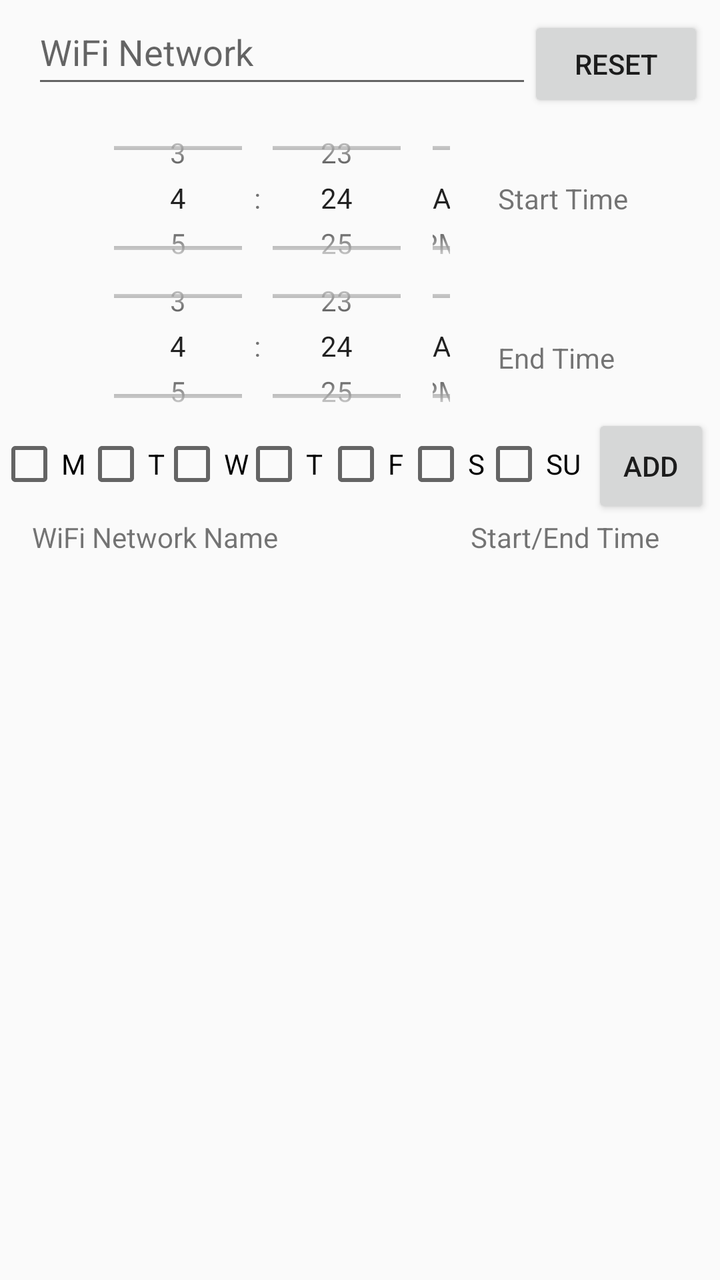
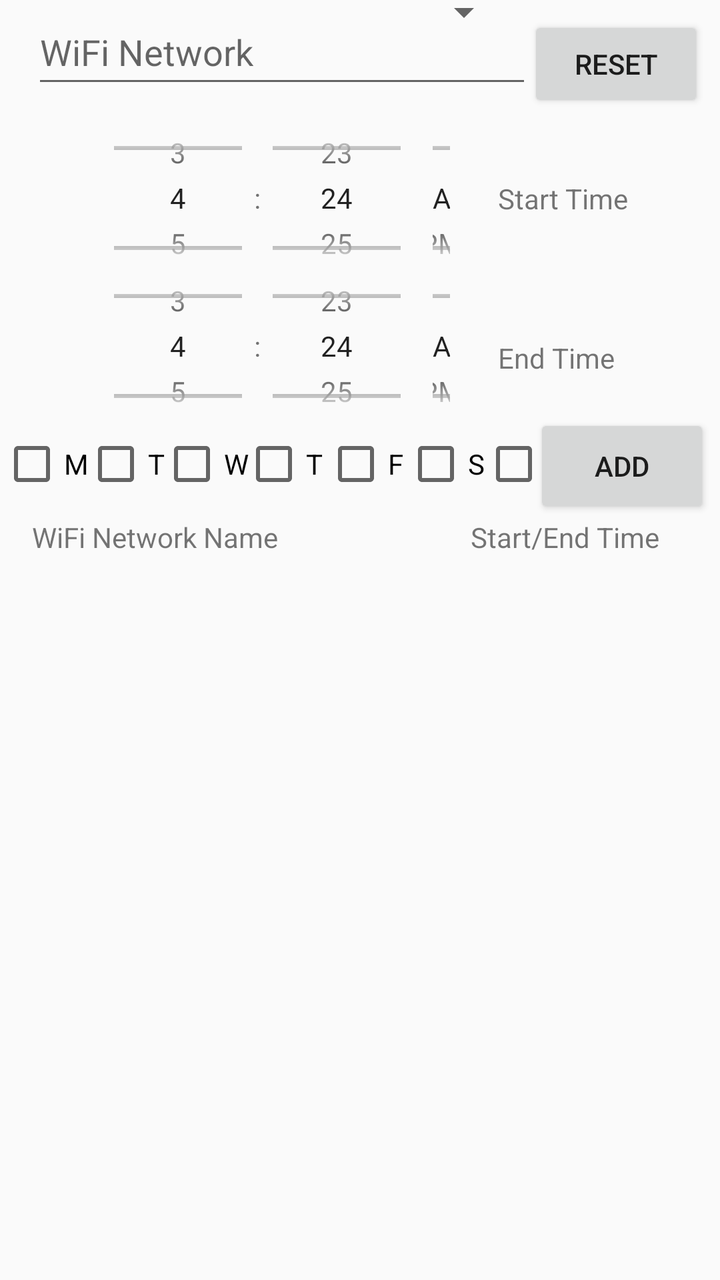

Compare the two renders of this Android layout. The source of the first and the diff that turns it into the second are given below.
<!-- AndroidManifest.xml: application theme AppTheme -->
<!-- res/layout/activity_main.xml -->
<?xml version="1.0" encoding="utf-8"?>
<android.support.constraint.ConstraintLayout xmlns:android="http://schemas.android.com/apk/res/android"
    xmlns:app="http://schemas.android.com/apk/res-auto"
    xmlns:tools="http://schemas.android.com/tools"
    android:layout_width="match_parent"
    android:layout_height="match_parent"
    tools:context="testapp.silencertestapp.MainActivity">

    <EditText
        android:id="@+id/wifinetwork"
        android:layout_width="250dp"
        android:layout_height="49dp"
        android:layout_marginLeft="-12dp"
        android:layout_marginStart="16dp"
        android:layout_marginTop="0dp"
        android:ems="10"
        android:hint="WiFi Network"
        android:inputType="textPersonName"
        app:layout_constraintLeft_toLeftOf="parent"
        app:layout_constraintTop_toTopOf="parent" />


    <Button
        android:id="@+id/add"
        android:layout_width="59dp"
        android:layout_height="52dp"
        android:text="add"
        android:onClick="add"
        app:layout_constraintTop_toTopOf="parent"
        android:layout_marginTop="207dp"
        android:layout_marginRight="0dp"
        app:layout_constraintRight_toRightOf="parent"
        android:layout_marginEnd="5dp"
        tools:layout_editor_absoluteX="296dp" />

    <TextView
        android:id="@+id/textView"
        android:layout_width="wrap_content"
        android:layout_height="wrap_content"
        android:text="WiFi Network Name"
        android:layout_marginTop="210dp"
        app:layout_constraintTop_toBottomOf="@+id/wifinetwork"
        android:windowSoftInputMode="adjustPan"
        android:layout_marginLeft="16dp"
        app:layout_constraintLeft_toLeftOf="parent"
        android:layout_marginStart="16dp" />

    <TextView
        android:id="@+id/textView2"
        android:layout_width="wrap_content"
        android:layout_height="17dp"
        android:layout_marginRight="30dp"
        android:text="Start/End Time"
        app:layout_constraintRight_toRightOf="parent"
        app:layout_constraintTop_toTopOf="parent"
        android:layout_marginTop="259dp" />

    <android.support.constraint.Guideline
        android:layout_width="wrap_content"
        android:layout_height="wrap_content"
        android:id="@+id/guideline3"
        app:layout_constraintGuide_begin="20dp"
        android:orientation="vertical"
        tools:layout_editor_absoluteY="0dp"
        tools:layout_editor_absoluteX="20dp" />

    <CheckBox
        android:id="@+id/sunCheckbox"
        android:layout_width="wrap_content"
        android:layout_height="wrap_content"
        android:text="SU"
        app:layout_constraintLeft_toLeftOf="parent"
        android:layout_marginLeft="243dp"
        app:layout_constraintTop_toTopOf="parent"
        android:layout_marginTop="216dp"
        android:layout_marginStart="241dp" />

    <CheckBox
        android:id="@+id/satCheckbox"
        android:layout_width="wrap_content"
        android:layout_height="wrap_content"
        android:text="S"
        app:layout_constraintLeft_toLeftOf="parent"
        android:layout_marginLeft="201dp"
        app:layout_constraintTop_toTopOf="parent"
        android:layout_marginTop="216dp"
        android:layout_marginStart="202dp" />

    <CheckBox
        android:id="@+id/friCheckbox"
        android:layout_width="wrap_content"
        android:layout_height="wrap_content"
        android:text="F"
        app:layout_constraintLeft_toLeftOf="parent"
        android:layout_marginLeft="160dp"
        app:layout_constraintTop_toTopOf="parent"
        android:layout_marginTop="216dp"
        android:layout_marginStart="162dp" />

    <CheckBox
        android:id="@+id/thuCheckbox"
        android:layout_width="wrap_content"
        android:layout_height="wrap_content"
        android:text="T"
        app:layout_constraintLeft_toLeftOf="parent"
        android:layout_marginLeft="122dp"
        app:layout_constraintTop_toTopOf="parent"
        android:layout_marginTop="216dp"
        android:layout_marginStart="121dp" />

    <CheckBox
        android:id="@+id/wedCheckBox"
        android:layout_width="wrap_content"
        android:layout_height="wrap_content"
        android:text="W"
        app:layout_constraintLeft_toLeftOf="parent"
        android:layout_marginLeft="82dp"
        app:layout_constraintTop_toTopOf="parent"
        android:layout_marginTop="216dp"
        android:layout_marginStart="80dp" />

    <CheckBox
        android:id="@+id/tuCheckbox"
        android:layout_width="wrap_content"
        android:layout_height="wrap_content"
        android:text="T"
        app:layout_constraintLeft_toLeftOf="parent"
        android:layout_marginLeft="40dp"
        app:layout_constraintTop_toTopOf="parent"
        android:layout_marginTop="216dp"
        android:layout_marginStart="42dp" />

    <CheckBox
        android:id="@+id/monCheckbox"
        android:layout_width="wrap_content"
        android:layout_height="wrap_content"
        android:text="M"
        app:layout_constraintLeft_toLeftOf="parent"
        app:layout_constraintTop_toTopOf="parent"
        android:layout_marginTop="216dp"
        android:layout_marginLeft="-2dp" />

    <TimePicker
        android:id="@+id/startPicker"
        android:layout_width="200dp"
        android:layout_height="100dp"

        android:timePickerMode="spinner"
        app:layout_constraintHorizontal_bias="0.484"
        app:layout_constraintLeft_toLeftOf="@+id/endPicker"
        app:layout_constraintRight_toRightOf="@+id/endPicker"
        app:layout_constraintTop_toBottomOf="@+id/wifinetwork" />


    <TimePicker
        android:id="@+id/endPicker"
        android:layout_width="200dp"
        android:layout_height="100dp"

        android:layout_marginTop="123dp"
        android:timePickerMode="spinner"
        app:layout_constraintHorizontal_bias="0.256"
        app:layout_constraintLeft_toLeftOf="parent"
        app:layout_constraintRight_toRightOf="parent"
        app:layout_constraintTop_toTopOf="parent" />

    <TextView
        android:id="@+id/textView4"
        android:layout_width="wrap_content"
        android:layout_height="wrap_content"
        android:text="Start Time"
        app:layout_constraintBottom_toBottomOf="@+id/startPicker"
        app:layout_constraintTop_toTopOf="@+id/startPicker"
        app:layout_constraintLeft_toRightOf="@+id/startPicker"
        android:layout_marginLeft="8dp"
        android:layout_marginStart="8dp" />

    <TextView
        android:id="@+id/textView5"
        android:layout_width="wrap_content"
        android:layout_height="wrap_content"
        android:text="End Time"
        app:layout_constraintBottom_toBottomOf="@+id/endPicker"
        app:layout_constraintTop_toTopOf="@+id/endPicker"
        app:layout_constraintVertical_bias="0.571"
        app:layout_constraintLeft_toRightOf="@+id/endPicker"
        android:layout_marginLeft="8dp"
        android:layout_marginStart="8dp" />

    <ListView
        android:id="@+id/item_List"
        android:layout_width="0dp"
        android:layout_height="235dp"
        android:layout_marginTop="227dp"

        app:layout_constraintHorizontal_bias="0.0"
        app:layout_constraintLeft_toLeftOf="parent"
        app:layout_constraintRight_toRightOf="parent"
        app:layout_constraintTop_toBottomOf="@+id/wifinetwork" />

    <Button
        android:id="@+id/resetbutton"
        android:layout_width="wrap_content"
        android:layout_height="wrap_content"
        android:text="Reset"
        app:layout_constraintTop_toTopOf="parent"
        android:layout_marginTop="8dp"
        android:layout_marginRight="8dp"
        app:layout_constraintRight_toRightOf="parent"
        android:onClick="startService"/>

</android.support.constraint.ConstraintLayout>
<!-- resources referenced by this layout -->
<resources>
  <style name="AppTheme" parent="Theme.AppCompat.Light.DarkActionBar">
          
          <item name="colorPrimary">@color/colorPrimary</item>
          <item name="colorPrimaryDark">@color/colorPrimaryDark</item>
          <item name="colorAccent">@color/colorAccent</item>
      </style>
  <color name="colorPrimary">#3F51B5</color>
  <color name="colorPrimaryDark">#303F9F</color>
  <color name="colorAccent">#FF4081</color>
</resources>

<!-- the commit's change to res/layout/activity_main.xml (unified diff, before → after) -->
@@ -10,9 +10,8 @@
         android:id="@+id/wifinetwork"
         android:layout_width="250dp"
         android:layout_height="49dp"
-        android:layout_marginLeft="-12dp"
+        android:layout_marginLeft="16dp"
         android:layout_marginStart="16dp"
-        android:layout_marginTop="0dp"
         android:ems="10"
         android:hint="WiFi Network"
         android:inputType="textPersonName"
@@ -22,16 +21,15 @@
 
     <Button
         android:id="@+id/add"
-        android:layout_width="59dp"
+        android:layout_width="88dp"
         android:layout_height="52dp"
         android:text="add"
         android:onClick="add"
         app:layout_constraintTop_toTopOf="parent"
         android:layout_marginTop="207dp"
-        android:layout_marginRight="0dp"
-        app:layout_constraintRight_toRightOf="parent"
-        android:layout_marginEnd="5dp"
-        tools:layout_editor_absoluteX="296dp" />
+        android:layout_marginRight="5dp"
+        app:layout_constraintRight_toRightOf="parent"
+        android:layout_marginEnd="5dp" />
 
     <TextView
         android:id="@+id/textView"
@@ -53,7 +51,8 @@
         android:text="Start/End Time"
         app:layout_constraintRight_toRightOf="parent"
         app:layout_constraintTop_toTopOf="parent"
-        android:layout_marginTop="259dp" />
+        android:layout_marginTop="259dp"
+        android:layout_marginEnd="30dp" />
 
     <android.support.constraint.Guideline
         android:layout_width="wrap_content"
@@ -70,18 +69,19 @@
         android:layout_height="wrap_content"
         android:text="SU"
         app:layout_constraintLeft_toLeftOf="parent"
-        android:layout_marginLeft="243dp"
+        android:layout_marginLeft="241dp"
         app:layout_constraintTop_toTopOf="parent"
         android:layout_marginTop="216dp"
         android:layout_marginStart="241dp" />
 
+
     <CheckBox
         android:id="@+id/satCheckbox"
         android:layout_width="wrap_content"
         android:layout_height="wrap_content"
         android:text="S"
         app:layout_constraintLeft_toLeftOf="parent"
-        android:layout_marginLeft="201dp"
+        android:layout_marginLeft="202dp"
         app:layout_constraintTop_toTopOf="parent"
         android:layout_marginTop="216dp"
         android:layout_marginStart="202dp" />
@@ -92,7 +92,7 @@
         android:layout_height="wrap_content"
         android:text="F"
         app:layout_constraintLeft_toLeftOf="parent"
-        android:layout_marginLeft="160dp"
+        android:layout_marginLeft="162dp"
         app:layout_constraintTop_toTopOf="parent"
         android:layout_marginTop="216dp"
         android:layout_marginStart="162dp" />
@@ -103,7 +103,7 @@
         android:layout_height="wrap_content"
         android:text="T"
         app:layout_constraintLeft_toLeftOf="parent"
-        android:layout_marginLeft="122dp"
+        android:layout_marginLeft="121dp"
         app:layout_constraintTop_toTopOf="parent"
         android:layout_marginTop="216dp"
         android:layout_marginStart="121dp" />
@@ -114,7 +114,7 @@
         android:layout_height="wrap_content"
         android:text="W"
         app:layout_constraintLeft_toLeftOf="parent"
-        android:layout_marginLeft="82dp"
+        android:layout_marginLeft="80dp"
         app:layout_constraintTop_toTopOf="parent"
         android:layout_marginTop="216dp"
         android:layout_marginStart="80dp" />
@@ -125,7 +125,7 @@
         android:layout_height="wrap_content"
         android:text="T"
         app:layout_constraintLeft_toLeftOf="parent"
-        android:layout_marginLeft="40dp"
+        android:layout_marginLeft="42dp"
         app:layout_constraintTop_toTopOf="parent"
         android:layout_marginTop="216dp"
         android:layout_marginStart="42dp" />
@@ -137,8 +137,7 @@
         android:text="M"
         app:layout_constraintLeft_toLeftOf="parent"
         app:layout_constraintTop_toTopOf="parent"
-        android:layout_marginTop="216dp"
-        android:layout_marginLeft="-2dp" />
+        android:layout_marginTop="216dp" />
 
     <TimePicker
         android:id="@+id/startPicker"
@@ -173,7 +172,9 @@
         app:layout_constraintTop_toTopOf="@+id/startPicker"
         app:layout_constraintLeft_toRightOf="@+id/startPicker"
         android:layout_marginLeft="8dp"
-        android:layout_marginStart="8dp" />
+        android:layout_marginStart="8dp"
+        tools:layout_constraintTop_creator="1"
+        tools:layout_constraintBottom_creator="1" />
 
     <TextView
         android:id="@+id/textView5"
@@ -196,7 +197,9 @@
         app:layout_constraintHorizontal_bias="0.0"
         app:layout_constraintLeft_toLeftOf="parent"
         app:layout_constraintRight_toRightOf="parent"
-        app:layout_constraintTop_toBottomOf="@+id/wifinetwork" />
+        app:layout_constraintTop_toBottomOf="@+id/wifinetwork"
+        tools:layout_constraintRight_creator="1"
+        tools:layout_constraintLeft_creator="1" />
 
     <Button
         android:id="@+id/resetbutton"
@@ -207,6 +210,17 @@
         android:layout_marginTop="8dp"
         android:layout_marginRight="8dp"
         app:layout_constraintRight_toRightOf="parent"
-        android:onClick="startService"/>
+        android:onClick="startService"
+        android:layout_marginEnd="8dp" />
+
+    <Spinner
+        android:id="@+id/wiFiSpinner"
+        android:layout_width="240dp"
+        android:layout_height="27dp"
+        app:layout_constraintTop_toTopOf="parent"
+        android:layout_marginLeft="16dp"
+        app:layout_constraintLeft_toLeftOf="parent"
+        android:layout_marginStart="16dp"
+        android:layout_marginTop="-8dp" />
 
 </android.support.constraint.ConstraintLayout>
